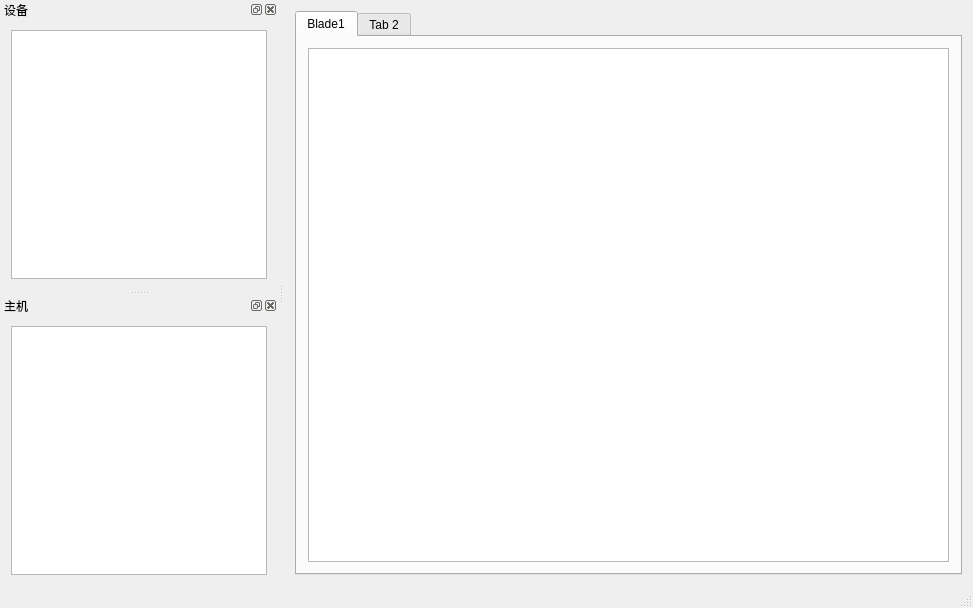
Above: monitor.ui from liupengju/IPMImonitor before the change. Below: the same form after it.
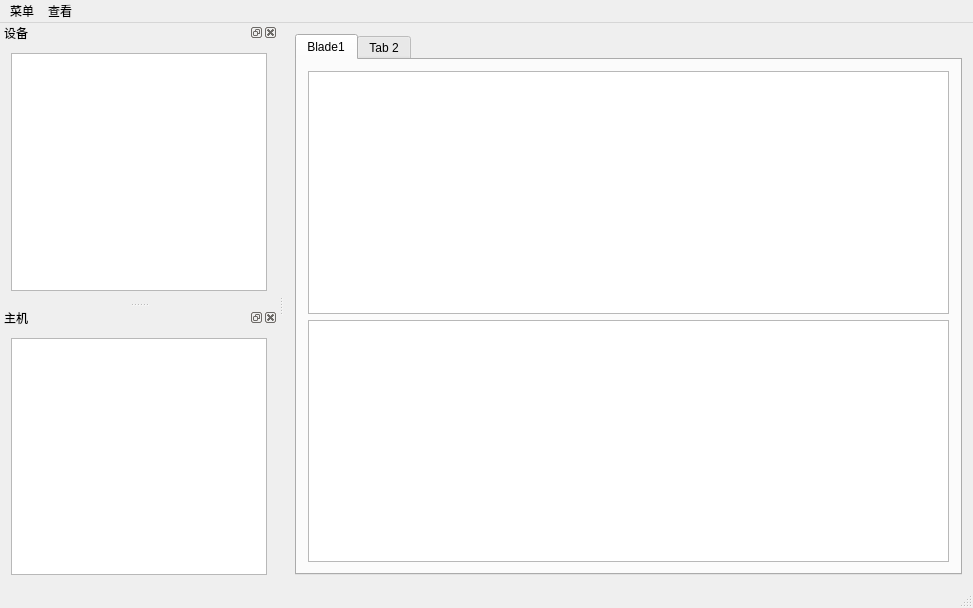
That is the form after the change. Icons and pictures are not drawn.

Commit message: 同步在办公室开发代码到本地 修改host配置xml文件读取写入方式。 添加ssh结果查看CmdEdit

Patch:
```diff
--- a/monitor.ui
+++ b/monitor.ui
@@ -27,10 +27,13 @@
        <attribute name="title">
         <string>Blade1</string>
        </attribute>
-       <layout class="QHBoxLayout" name="horizontalLayout_2">
+       <layout class="QVBoxLayout" name="verticalLayout_2">
         <item>
          <widget class="QTableWidget" name="tableWidget"/>
         </item>
+        <item>
+         <widget class="QPlainTextEdit" name="cmdTextEdit"/>
+        </item>
        </layout>
       </widget>
       <widget class="QWidget" name="tab_2">
@@ -56,6 +59,20 @@
      <height>26</height>
     </rect>
    </property>
+   <widget class="QMenu" name="menu">
+    <property name="title">
+     <string>菜单</string>
+    </property>
+    <addaction name="openLoginDlgAct"/>
+   </widget>
+   <widget class="QMenu" name="menu_2">
+    <property name="title">
+     <string>查看</string>
+    </property>
+    <addaction name="showCmdEditAct"/>
+   </widget>
+   <addaction name="menu"/>
+   <addaction name="menu_2"/>
   </widget>
   <widget class="QStatusBar" name="statusBar"/>
   <widget class="QDockWidget" name="dockWidget_2">
```
Left out of the diff: 13 changed lines with no effect on the pictures. The commit also changes 11 other files.
